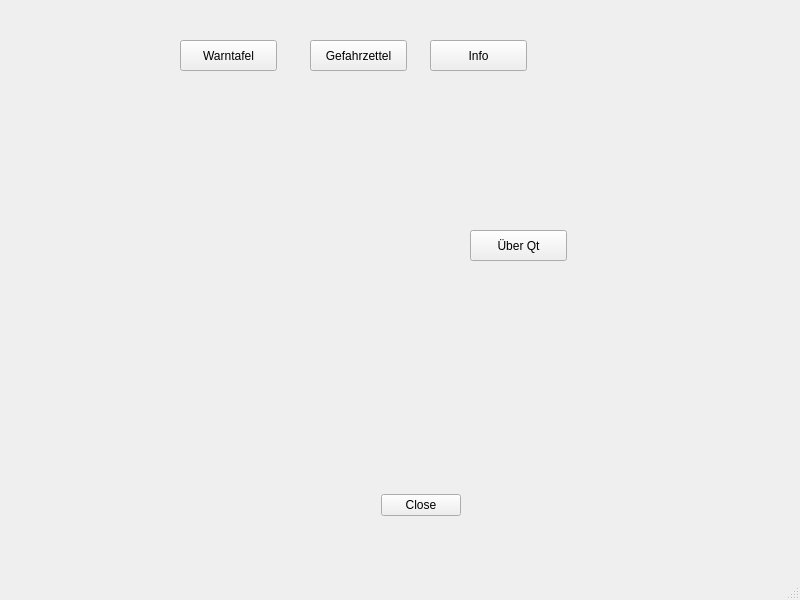
Old version of the form Dialoge/Hauptfenster.ui in the repository tuxmaster/Warntafel.
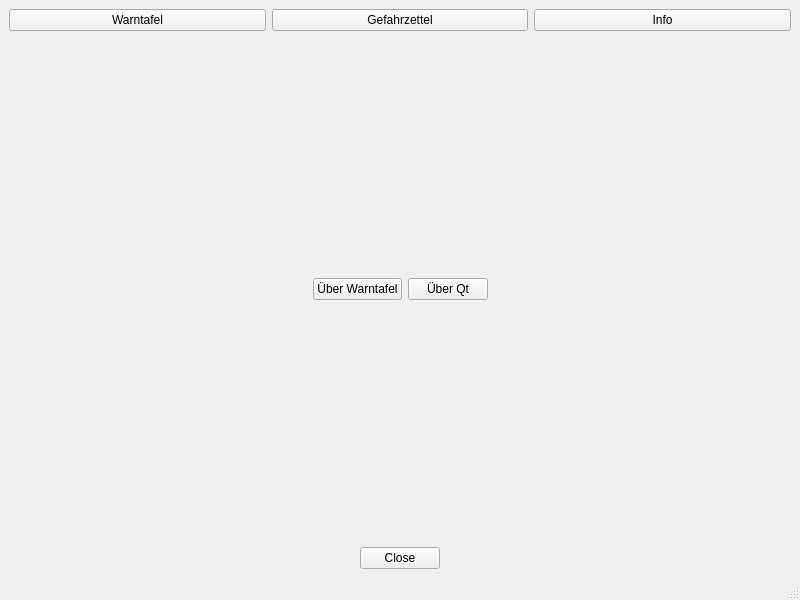
New version of the form. The open tabs and pages were chosen to show the change. Icons and pictures are not drawn.

Commit message: - lupdate meggert findet jetzt die .h Dateien - Weiter Bilder - Info ist fertig

What changed in the file:
```diff
--- a/Dialoge/Hauptfenster.ui
+++ b/Dialoge/Hauptfenster.ui
@@ -15,15 +15,46 @@
    <string>Warntafeln für Gefahrgut</string>
   </property>
   <widget class="QWidget" name="centralwidget">
+   <layout class="QVBoxLayout" name="verticalLayout">
+    <item>
+     <layout class="QHBoxLayout" name="horizontalLayout">
+      <item>
+       <widget class="QPushButton" name="sfWarntafel">
+        <property name="text">
+         <string>Warntafel</string>
+        </property>
+        <property name="icon">
+         <iconset resource="../Resourcen.qrc">
+          <normaloff>:/Bilder/Bilder/Sonstige/Gefahrtafel.svg</normaloff>:/Bilder/Bilder/Sonstige/Gefahrtafel.svg</iconset>
+        </property>
+       </widget>
+      </item>
+      <item>
+       <widget class="QPushButton" name="sfGefahrzettel">
+        <property name="text">
+         <string>Gefahrzettel</string>
+        </property>
+        <property name="icon">
+         <iconset resource="../Resourcen.qrc">
+          <normaloff>:/Bilder/Bilder/Gefahrenklassen/1.svg</normaloff>:/Bilder/Bilder/Gefahrenklassen/1.svg</iconset>
+        </property>
+       </widget>
+      </item>
+      <item>
+       <widget class="QPushButton" name="sfInfo">
+        <property name="text">
+         <string>Info</string>
+        </property>
+        <property name="icon">
+         <iconset resource="../Resourcen.qrc">
+          <normaloff>:/Bilder/Bilder/Sonstige/Info.svg</normaloff>:/Bilder/Bilder/Sonstige/Info.svg</iconset>
+        </property>
+       </widget>
+      </item>
+     </layout>
+    </item>
+    <item>
    <widget class="QStackedWidget" name="StapelFunktionen">
-    <property name="geometry">
-     <rect>
-      <x>170</x>
-      <y>180</y>
-      <width>401</width>
-      <height>211</height>
-     </rect>
-    </property>
     <property name="currentIndex">
      <number>0</number>
     </property>
@@ -58,30 +89,99 @@
      </widget>
     </widget>
     <widget class="QWidget" name="Infoseite">
+       <layout class="QVBoxLayout" name="verticalLayout_3">
+        <item>
+         <layout class="QVBoxLayout" name="verticalLayout_2">
+          <item>
+           <spacer name="verticalSpacer">
+            <property name="orientation">
+             <enum>Qt::Vertical</enum>
+            </property>
+            <property name="sizeHint" stdset="0">
+             <size>
+              <width>20</width>
+              <height>40</height>
+             </size>
+            </property>
+           </spacer>
+          </item>
+          <item>
+           <layout class="QHBoxLayout" name="horizontalLayout_3">
+            <item>
+             <spacer name="horizontalSpacer">
+              <property name="orientation">
+               <enum>Qt::Horizontal</enum>
+              </property>
+              <property name="sizeHint" stdset="0">
+               <size>
+                <width>40</width>
+                <height>20</height>
+               </size>
+              </property>
+             </spacer>
+            </item>
+            <item>
+             <layout class="QHBoxLayout" name="horizontalLayout_2">
+              <item>
+               <widget class="QPushButton" name="sfUeberWarntafel">
+                <property name="text">
+                 <string>Über Warntafel</string>
+                </property>
+                <property name="icon">
+                 <iconset resource="../Resourcen.qrc">
+                  <normaloff>:/Bilder/Bilder/Sonstige/Gefahrtafel.svg</normaloff>:/Bilder/Bilder/Sonstige/Gefahrtafel.svg</iconset>
+                </property>
+               </widget>
+              </item>
+              <item>
      <widget class="QPushButton" name="sfUeberQt">
-      <property name="geometry">
-       <rect>
-        <x>300</x>
-        <y>50</y>
-        <width>97</width>
-        <height>31</height>
-       </rect>
-      </property>
       <property name="text">
        <string>Über Qt</string>
       </property>
-     </widget>
-    </widget>
-   </widget>
+                <property name="icon">
+                 <iconset resource="../Resourcen.qrc">
+                  <normaloff>:/Bilder/Bilder/Sonstige/Qt.svg</normaloff>:/Bilder/Bilder/Sonstige/Qt.svg</iconset>
+                </property>
+               </widget>
+              </item>
+             </layout>
+            </item>
+            <item>
+             <spacer name="horizontalSpacer_2">
+              <property name="orientation">
+               <enum>Qt::Horizontal</enum>
+              </property>
+              <property name="sizeHint" stdset="0">
+               <size>
+                <width>40</width>
+                <height>20</height>
+               </size>
+              </property>
+             </spacer>
+            </item>
+           </layout>
+          </item>
+          <item>
+           <spacer name="verticalSpacer_2">
+            <property name="orientation">
+             <enum>Qt::Vertical</enum>
+            </property>
+            <property name="sizeHint" stdset="0">
+             <size>
+              <width>20</width>
+              <height>40</height>
+             </size>
+            </property>
+           </spacer>
+          </item>
+         </layout>
+        </item>
+       </layout>
+      </widget>
+     </widget>
+    </item>
+    <item>
    <widget class="QDialogButtonBox" name="sfEnde">
-    <property name="geometry">
-     <rect>
-      <x>330</x>
-      <y>490</y>
-      <width>181</width>
-      <height>31</height>
-     </rect>
-    </property>
     <property name="standardButtons">
      <set>QDialogButtonBox::Close</set>
     </property>
@@ -89,49 +189,8 @@
      <bool>true</bool>
     </property>
    </widget>
-   <widget class="QPushButton" name="sfInfo">
-    <property name="geometry">
-     <rect>
-      <x>430</x>
-      <y>40</y>
-      <width>97</width>
-      <height>31</height>
-     </rect>
-    </property>
-    <property name="text">
-     <string>Info</string>
-    </property>
-   </widget>
-   <widget class="QPushButton" name="sfWarntafel">
-    <property name="geometry">
-     <rect>
-      <x>180</x>
-      <y>40</y>
-      <width>97</width>
-      <height>31</height>
-     </rect>
-    </property>
-    <property name="text">
-     <string>Warntafel</string>
-    </property>
-   </widget>
-   <widget class="QPushButton" name="sfGefahrzettel">
-    <property name="geometry">
-     <rect>
-      <x>310</x>
-      <y>40</y>
-      <width>97</width>
-      <height>31</height>
-     </rect>
-    </property>
-    <property name="text">
-     <string>Gefahrzettel</string>
-    </property>
-    <property name="icon">
-     <iconset resource="../Resourcen.qrc">
-      <normaloff>:/Bilder/Bilder/Gefahrenklassen/1.svg</normaloff>:/Bilder/Bilder/Gefahrenklassen/1.svg</iconset>
-    </property>
-   </widget>
+    </item>
+   </layout>
   </widget>
   <widget class="QStatusBar" name="statusbar"/>
  </widget>
```
Left out of the diff: 4 changed lines with no effect on the pictures. Lines whose indentation alone changed are shown as unchanged. The commit also changes 8 other files.
